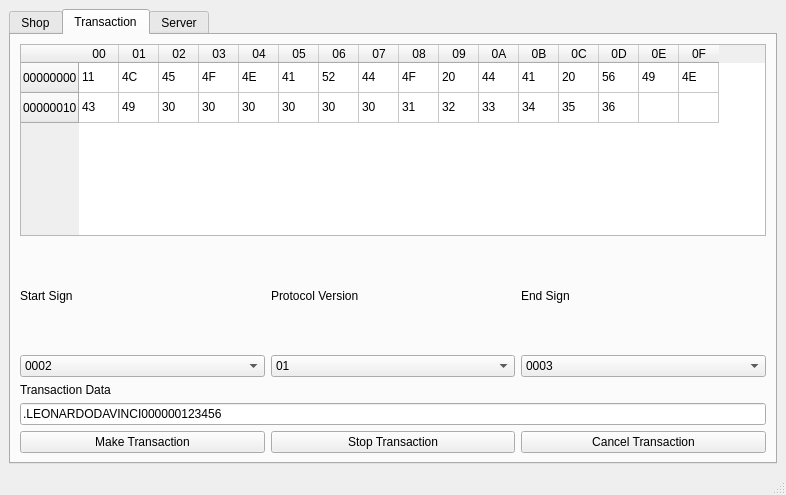
Old version of the form ISO8583/client/app/ISO8583/model.ui in the repository alshitov/laboratories.
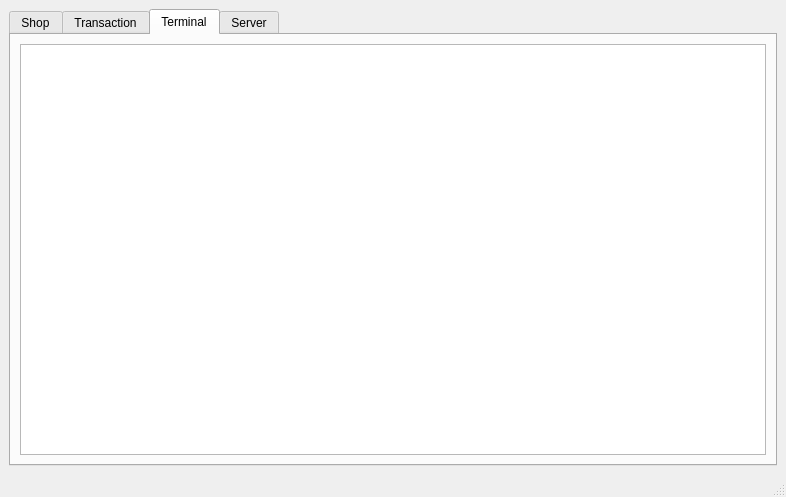
New version of the form. The open tabs and pages were chosen to show the change.

What changed in the file:
```diff
--- a/ISO8583/client/app/ISO8583/model.ui
+++ b/ISO8583/client/app/ISO8583/model.ui
@@ -7,7 +7,7 @@
     <x>0</x>
     <y>0</y>
     <width>786</width>
-    <height>495</height>
+    <height>497</height>
    </rect>
   </property>
   <property name="sizePolicy">
@@ -411,6 +411,20 @@
           </item>
          </layout>
         </widget>
+        <widget class="QWidget" name="termialTab">
+         <attribute name="title">
+          <string>Terminal</string>
+         </attribute>
+         <layout class="QVBoxLayout" name="verticalLayout_10">
+          <item>
+           <layout class="QVBoxLayout" name="terminalLayout">
+            <item>
+             <widget class="QListView" name="terminalLogList"/>
+            </item>
+           </layout>
+          </item>
+         </layout>
+        </widget>
         <widget class="QWidget" name="serverTab">
          <attribute name="title">
           <string>Server</string>
```
Left out of the diff: 42 changed lines with no effect on the pictures.
